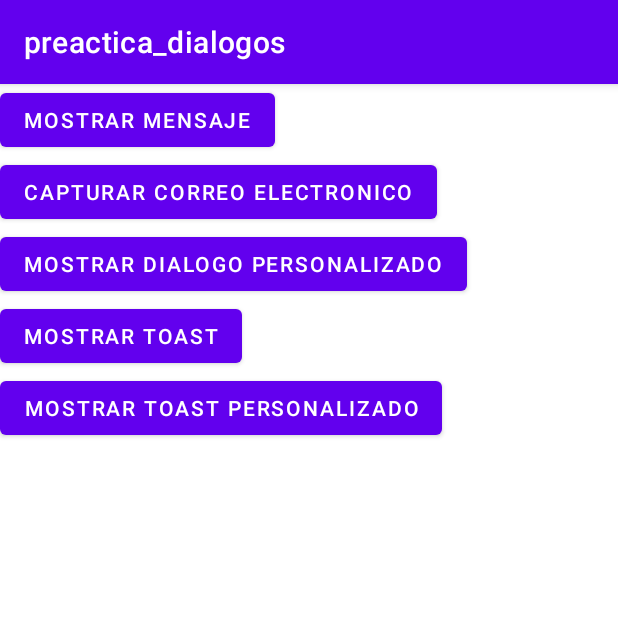
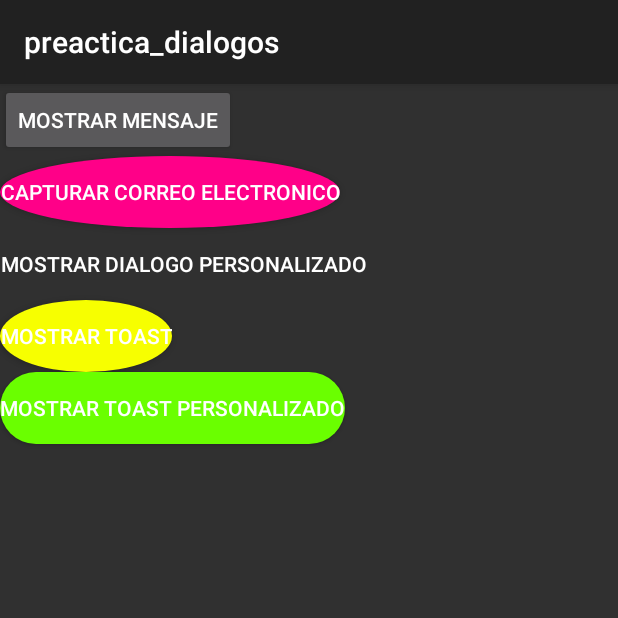
Before and after one commit to Fernandoav301/practica_dialogos, an Android app: the screen it shows after launch (MainActivity), on a phone screen of 412 x 824 dp, the top half of it. Run offline under Robolectric (Android 15) with nearby library versions, the phone set to English and light mode, and no system bars.

```diff
--- a/app/src/main/AndroidManifest.xml
+++ b/app/src/main/AndroidManifest.xml
@@ -8,7 +8,7 @@
         android:label="@string/app_name"
         android:roundIcon="@mipmap/ic_launcher_round"
         android:supportsRtl="true"
-        android:theme="@style/Theme.Preactica_dialogos">
+        android:theme="@style/Theme.AppCompat">
         <activity android:name=".MainActivity">
             <intent-filter>
                 <action android:name="android.intent.action.MAIN" />
--- a/app/src/main/java/com/example/preactica_dialogos/MainActivity.java
+++ b/app/src/main/java/com/example/preactica_dialogos/MainActivity.java
@@ -57,7 +57,7 @@ public class MainActivity extends AppCompatActivity {
         mostrar_toastp.setOnClickListener(new View.OnClickListener() {
             @Override
             public void onClick(View v) {
-                mostrarToastPersonalizada();
+                //mostrarToastPersonalizada();
             }
         });
         }
--- /dev/null
+++ b/app/src/main/res/drawable/btn_clic.xml
@@ -0,0 +1,5 @@
+<?xml version="1.0" encoding="utf-8"?>
+<shape android:shape="rectangle" xmlns:android="http://schemas.android.com/apk/res/android">
+<solid android:color="#6AFF00"/>
+    <corners android:radius="48dp"/>
+</shape>
--- /dev/null
+++ b/app/src/main/res/drawable/btn_clic2.xml
@@ -0,0 +1,5 @@
+<?xml version="1.0" encoding="utf-8"?>
+<shape android:shape="oval" xmlns:android="http://schemas.android.com/apk/res/android">
+    <solid android:color="#F7FF00"/>
+    <corners android:radius="70dp"/>
+</shape>
--- /dev/null
+++ b/app/src/main/res/drawable/btn_clic3.xml
@@ -0,0 +1,5 @@
+<?xml version="1.0" encoding="utf-8"?>
+<shape android:shape="ring" xmlns:android="http://schemas.android.com/apk/res/android">
+    <solid android:color="#FF0088"/>
+    <corners android:radius="70dp"/>
+</shape>
--- /dev/null
+++ b/app/src/main/res/drawable/btn_clic4.xml
@@ -0,0 +1,5 @@
+<?xml version="1.0" encoding="utf-8"?>
+<shape android:shape="oval" xmlns:android="http://schemas.android.com/apk/res/android">
+    <solid android:color="#FF0088"/>
+    <corners android:radius="70dp"/>
+</shape>
--- /dev/null
+++ b/app/src/main/res/drawable/btn_normal.xml
@@ -0,0 +1,5 @@
+<?xml version="1.0" encoding="utf-8"?>
+<shape android:shape="rectangle" xmlns:android="http://schemas.android.com/apk/res/android">
+<solid android:color="#FF6F00"/>
+    <corners android:radius="10dp"/>
+</shape>
--- /dev/null
+++ b/app/src/main/res/drawable/btn_normal2.xml
@@ -0,0 +1,5 @@
+<?xml version="1.0" encoding="utf-8"?>
+<shape android:shape="oval" xmlns:android="http://schemas.android.com/apk/res/android">
+    <solid android:color="#1A237E"/>
+    <corners android:radius="10dp"/>
+</shape>
--- /dev/null
+++ b/app/src/main/res/drawable/btn_normal3.xml
@@ -0,0 +1,5 @@
+<?xml version="1.0" encoding="utf-8"?>
+<shape android:shape="line" xmlns:android="http://schemas.android.com/apk/res/android">
+    <solid android:color="#0064FF"/>
+    <corners android:radius="10dp"/>
+</shape>
--- /dev/null
+++ b/app/src/main/res/drawable/btn_normal4.xml
@@ -0,0 +1,5 @@
+<?xml version="1.0" encoding="utf-8"?>
+<shape android:shape="rectangle" xmlns:android="http://schemas.android.com/apk/res/android">
+    <solid android:color="#00D9FF"/>
+    <corners android:radius="10dp"/>
+</shape>
--- /dev/null
+++ b/app/src/main/res/drawable/btn_selector.xml
@@ -0,0 +1,5 @@
+<?xml version="1.0" encoding="utf-8"?>
+<selector xmlns:android="http://schemas.android.com/apk/res/android">
+    <item android:drawable="@drawable/btn_normal" android:state_pressed="true"/>
+    <item android:drawable="@drawable/btn_clic"/>
+</selector>
--- /dev/null
+++ b/app/src/main/res/drawable/btn_selector2.xml
@@ -0,0 +1,5 @@
+<?xml version="1.0" encoding="utf-8"?>
+<selector xmlns:android="http://schemas.android.com/apk/res/android">
+    <item android:drawable="@drawable/btn_normal2" android:state_pressed="true"/>
+    <item android:drawable="@drawable/btn_clic2"/>
+</selector>
--- /dev/null
+++ b/app/src/main/res/drawable/btn_selector3.xml
@@ -0,0 +1,5 @@
+<?xml version="1.0" encoding="utf-8"?>
+<selector xmlns:android="http://schemas.android.com/apk/res/android">
+    <item android:drawable="@drawable/btn_normal3" android:state_pressed="true"/>
+    <item android:drawable="@drawable/btn_clic3"/>
+</selector>
--- /dev/null
+++ b/app/src/main/res/drawable/btn_selector4.xml
@@ -0,0 +1,5 @@
+<?xml version="1.0" encoding="utf-8"?>
+<selector xmlns:android="http://schemas.android.com/apk/res/android">
+    <item android:drawable="@drawable/btn_normal4" android:state_pressed="true"/>
+    <item android:drawable="@drawable/btn_clic4"/>
+</selector>
--- a/app/src/main/res/layout/activity_main.xml
+++ b/app/src/main/res/layout/activity_main.xml
@@ -23,6 +23,7 @@
             android:layout_width="wrap_content"
             android:layout_height="wrap_content"
             android:text="@string/bt_dialogo2"
+            android:background="@drawable/btn_selector4"
             />
 
         <Button
@@ -30,18 +31,21 @@
             android:layout_width="wrap_content"
             android:layout_height="wrap_content"
             android:text="@string/bt_dialogo3"
+            android:background="@drawable/btn_selector3"
             />
         <Button
             android:id="@+id/ver_toast"
             android:layout_width="wrap_content"
             android:layout_height="wrap_content"
             android:text="@string/bt_dialogo4"
+            android:background="@drawable/btn_selector2"
             />
         <Button
             android:id="@+id/ver_toastp"
             android:layout_width="wrap_content"
             android:layout_height="wrap_content"
             android:text="@string/bt_dialogo5"
+            android:background="@drawable/btn_selector"
             />
 
     </LinearLayout>
```
